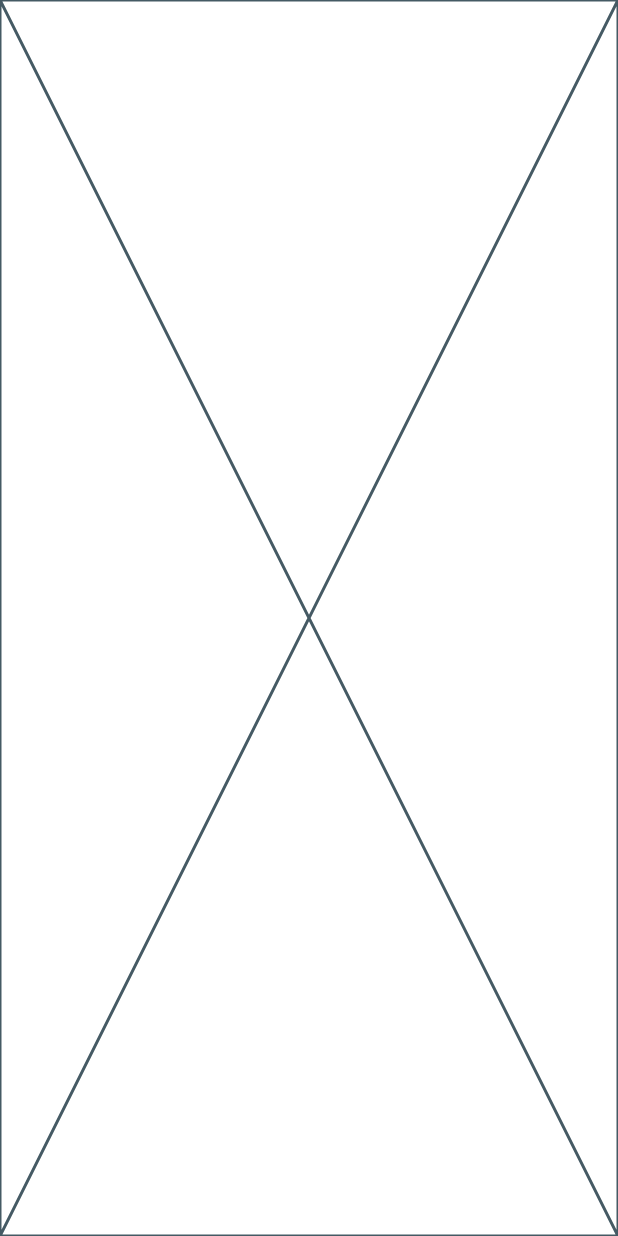
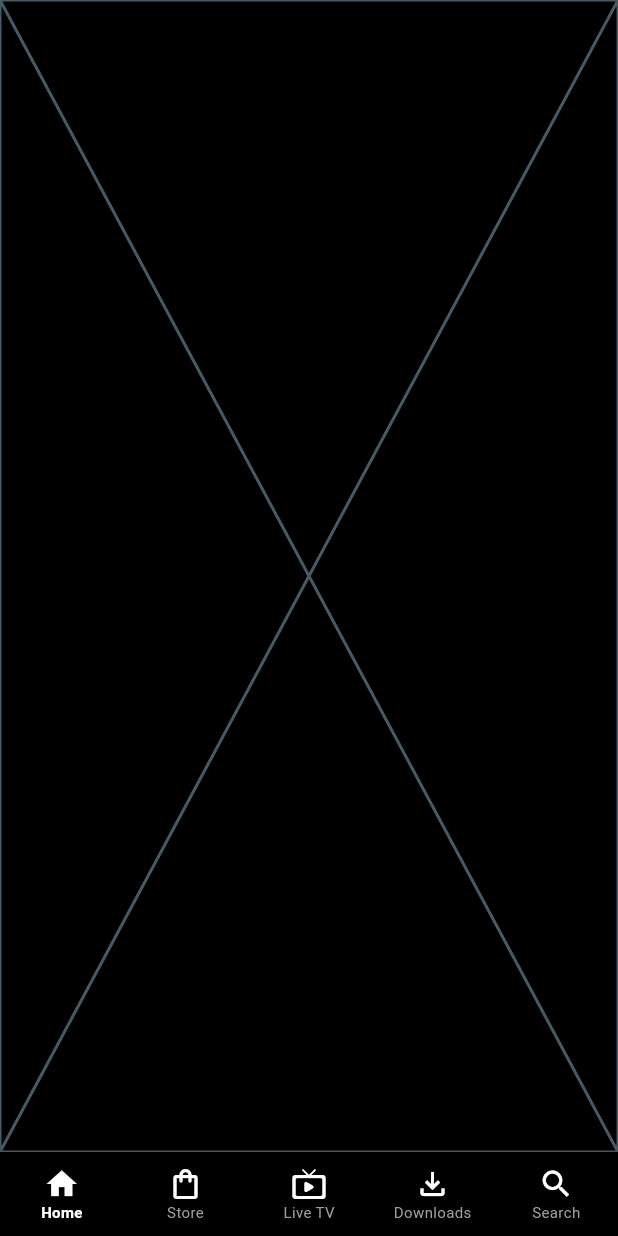
Before and after one commit to Amrutha52/AmazonPrimeVideoFlutterClone, a Flutter app: the screen it shows after launch, after a tap on "Amrutha", on a phone screen of 412 x 824 dp. Run offline on Flutter 3.47's test engine with Material 3 defaults, Android fonts, the phone set to English and light mode, and no system bars.

Commit message:
Bottom Navigation Screen Completed, need to change styles

```diff
--- /dev/null
+++ b/lib/view/bottom_nav_screen/BottomNavScreen.dart
@@ -0,0 +1,71 @@
+import 'package:flutter/cupertino.dart';
+import 'package:flutter/material.dart';
+
+import '../../utils/constants/color_constants.dart';
+import '../home_screen/HomeScreen.dart';
+import '../search_screen/SearchScreen.dart';
+
+class BottomNavScreen extends StatefulWidget
+{
+  const BottomNavScreen({super.key});
+
+  @override
+  State<BottomNavScreen> createState() => _BottomNavScreenState();
+}
+
+class _BottomNavScreenState extends State<BottomNavScreen>
+{
+  int selectedIndex = 0;
+  List<Widget> myScreens = [
+    HomeScreen(),
+    SearchScreen(),
+    Container(color: Colors.green,),
+    Container(color: Colors.blue,),
+    Container(color: Colors.orange,)
+  ];
+  @override
+  Widget build(BuildContext context) {
+    return Scaffold(
+      body: myScreens[selectedIndex],
+      backgroundColor: colorConstants.mainBlack,
+      bottomNavigationBar: BottomNavigationBar(
+        backgroundColor: colorConstants.mainBlack,
+        selectedItemColor: colorConstants.mainwhite,
+        unselectedItemColor: Colors.grey,
+        type: BottomNavigationBarType.fixed,
+        unselectedFontSize: 10,
+        selectedFontSize: 10,
+        selectedLabelStyle: TextStyle(fontWeight: FontWeight.bold),
+        unselectedLabelStyle: TextStyle(fontWeight: FontWeight.normal),
+        items: [
+          BottomNavigationBarItem(
+              icon: Icon(Icons.home, color: Colors.white,),
+              label: "Home"
+          ),
+          BottomNavigationBarItem(
+              icon: Icon(Icons.shopping_bag_outlined, color: Colors.white,),
+              label: "Store",
+          ),
+          BottomNavigationBarItem(
+            label: "Live TV",
+            icon: Icon(Icons.live_tv_rounded, color: Colors.white,),
+          ),
+          BottomNavigationBarItem(
+            label: "Downloads",
+            icon: Icon(Icons.file_download_outlined, color: Colors.white,),
+          ),
+          BottomNavigationBarItem(
+            label: "Search",
+            icon: Icon(Icons.search, color: Colors.white,),
+          ),
+        ],
+        onTap: (value){
+          selectedIndex = value;
+          setState(() {
+
+          });
+        },
+      ),
+    );
+  }
+}
--- /dev/null
+++ b/lib/view/search_screen/SearchScreen.dart
@@ -0,0 +1,15 @@
+import 'package:flutter/cupertino.dart';
+
+class SearchScreen extends StatefulWidget {
+  const SearchScreen({super.key});
+
+  @override
+  State<SearchScreen> createState() => _SearchScreenState();
+}
+
+class _SearchScreenState extends State<SearchScreen> {
+  @override
+  Widget build(BuildContext context) {
+    return const Placeholder();
+  }
+}
--- a/lib/view/username_screen/UserNameScreen.dart
+++ b/lib/view/username_screen/UserNameScreen.dart
@@ -1,4 +1,5 @@
 import 'package:amazonprimevideoclone/dummyDB.dart';
+import 'package:amazonprimevideoclone/view/bottom_nav_screen/BottomNavScreen.dart';
 import 'package:flutter/cupertino.dart';
 import 'package:flutter/material.dart';
 
@@ -43,7 +44,7 @@ class _UserNameScreenState extends State<UserNameScreen>
                   {
                     return InkWell(
                       onTap: (){
-                        Navigator.push(context, MaterialPageRoute(builder: (context) => HomeScreen()));
+                        Navigator.push(context, MaterialPageRoute(builder: (context) => BottomNavScreen()));
                       },
                       child: Column(
                         children: [
```
Also changed, not shown: assets/images/amazonkids.png, assets/images/amazonkids1.png (added).
